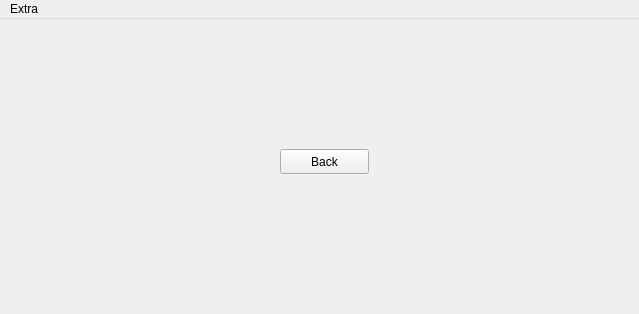
Before: the Qt Designer form src/window_num_parse/window_num_parse.ui in VladKk/BinaRy, drawn with Qt 5.
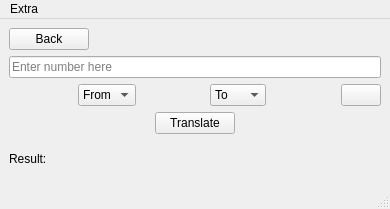
After: the same form once the commit is applied.

Commit message: Add UI for num parser + some minor changes

Diff of the .ui file:
```diff
--- a/src/window_num_parse/window_num_parse.ui
+++ b/src/window_num_parse/window_num_parse.ui
@@ -6,8 +6,8 @@
    <rect>
     <x>0</x>
     <y>0</y>
-    <width>639</width>
-    <height>314</height>
+    <width>390</width>
+    <height>209</height>
    </rect>
   </property>
   <property name="sizePolicy">
@@ -32,26 +32,198 @@
    <string>BinaRy</string>
   </property>
   <widget class="QWidget" name="centralwidget">
-   <widget class="QPushButton" name="buttonBack">
-    <property name="geometry">
-     <rect>
-      <x>280</x>
-      <y>130</y>
-      <width>89</width>
-      <height>25</height>
-     </rect>
-    </property>
-    <property name="text">
-     <string>Back</string>
-    </property>
-   </widget>
+   <layout class="QVBoxLayout" name="verticalLayout">
+    <item>
+     <layout class="QHBoxLayout" name="horizontalLayout">
+      <item>
+       <widget class="QPushButton" name="buttonBack">
+        <property name="text">
+         <string>Back</string>
+        </property>
+       </widget>
+      </item>
+      <item>
+       <spacer name="horizontalSpacer">
+        <property name="orientation">
+         <enum>Qt::Horizontal</enum>
+        </property>
+        <property name="sizeHint" stdset="0">
+         <size>
+          <width>40</width>
+          <height>20</height>
+         </size>
+        </property>
+       </spacer>
+      </item>
+     </layout>
+    </item>
+    <item>
+     <widget class="QLineEdit" name="lineEditNum">
+      <property name="placeholderText">
+       <string>Enter number here</string>
+      </property>
+     </widget>
+    </item>
+    <item>
+     <layout class="QHBoxLayout" name="horizontalLayout_2">
+      <item>
+       <spacer name="horizontalSpacer_4">
+        <property name="orientation">
+         <enum>Qt::Horizontal</enum>
+        </property>
+        <property name="sizeHint" stdset="0">
+         <size>
+          <width>40</width>
+          <height>20</height>
+         </size>
+        </property>
+       </spacer>
+      </item>
+      <item>
+       <widget class="QComboBox" name="comboBoxFrom">
+        <item>
+         <property name="text">
+          <string>From</string>
+         </property>
+        </item>
+        <item>
+         <property name="text">
+          <string>BIN</string>
+         </property>
+        </item>
+        <item>
+         <property name="text">
+          <string>DEC</string>
+         </property>
+        </item>
+        <item>
+         <property name="text">
+          <string>OCT</string>
+         </property>
+        </item>
+        <item>
+         <property name="text">
+          <string>HEX</string>
+         </property>
+        </item>
+       </widget>
+      </item>
+      <item>
+       <spacer name="horizontalSpacer_2">
+        <property name="orientation">
+         <enum>Qt::Horizontal</enum>
+        </property>
+        <property name="sizeHint" stdset="0">
+         <size>
+          <width>40</width>
+          <height>20</height>
+         </size>
+        </property>
+       </spacer>
+      </item>
+      <item>
+       <widget class="QComboBox" name="comboBoxTo">
+        <item>
+         <property name="text">
+          <string>To</string>
+         </property>
+        </item>
+        <item>
+         <property name="text">
+          <string>BIN</string>
+         </property>
+        </item>
+        <item>
+         <property name="text">
+          <string>DEC</string>
+         </property>
+        </item>
+        <item>
+         <property name="text">
+          <string>OCT</string>
+         </property>
+        </item>
+        <item>
+         <property name="text">
+          <string>HEX</string>
+         </property>
+        </item>
+       </widget>
+      </item>
+      <item>
+       <spacer name="horizontalSpacer_3">
+        <property name="orientation">
+         <enum>Qt::Horizontal</enum>
+        </property>
+        <property name="sizeHint" stdset="0">
+         <size>
+          <width>40</width>
+          <height>20</height>
+         </size>
+        </property>
+       </spacer>
+      </item>
+      <item>
+       <widget class="QPushButton" name="buttonSwap">
+        <property name="text">
+         <string/>
+        </property>
+       </widget>
+      </item>
+     </layout>
+    </item>
+    <item>
+     <layout class="QHBoxLayout" name="horizontalLayout_3">
+      <item>
+       <spacer name="horizontalSpacer_5">
+        <property name="orientation">
+         <enum>Qt::Horizontal</enum>
+        </property>
+        <property name="sizeHint" stdset="0">
+         <size>
+          <width>40</width>
+          <height>20</height>
+         </size>
+        </property>
+       </spacer>
+      </item>
+      <item>
+       <widget class="QPushButton" name="buttonTranslate">
+        <property name="text">
+         <string>Translate</string>
+        </property>
+       </widget>
+      </item>
+      <item>
+       <spacer name="horizontalSpacer_6">
+        <property name="orientation">
+         <enum>Qt::Horizontal</enum>
+        </property>
+        <property name="sizeHint" stdset="0">
+         <size>
+          <width>40</width>
+          <height>20</height>
+         </size>
+        </property>
+       </spacer>
+      </item>
+     </layout>
+    </item>
+    <item>
+     <widget class="QLabel" name="labelResult">
+      <property name="text">
+       <string>Result:</string>
+      </property>
+     </widget>
+    </item>
+   </layout>
   </widget>
   <widget class="QMenuBar" name="menubar">
    <property name="geometry">
     <rect>
      <x>0</x>
      <y>0</y>
-     <width>639</width>
+     <width>390</width>
      <height>22</height>
     </rect>
    </property>
@@ -65,6 +237,7 @@
    </widget>
    <addaction name="menuExtra"/>
   </widget>
+  <widget class="QStatusBar" name="statusBar"/>
   <action name="actionAbout_developer">
    <property name="text">
     <string>About developer</string>
```
Left out of the diff: 9 changed lines with no effect on the pictures. The commit also changes 6 other files.
